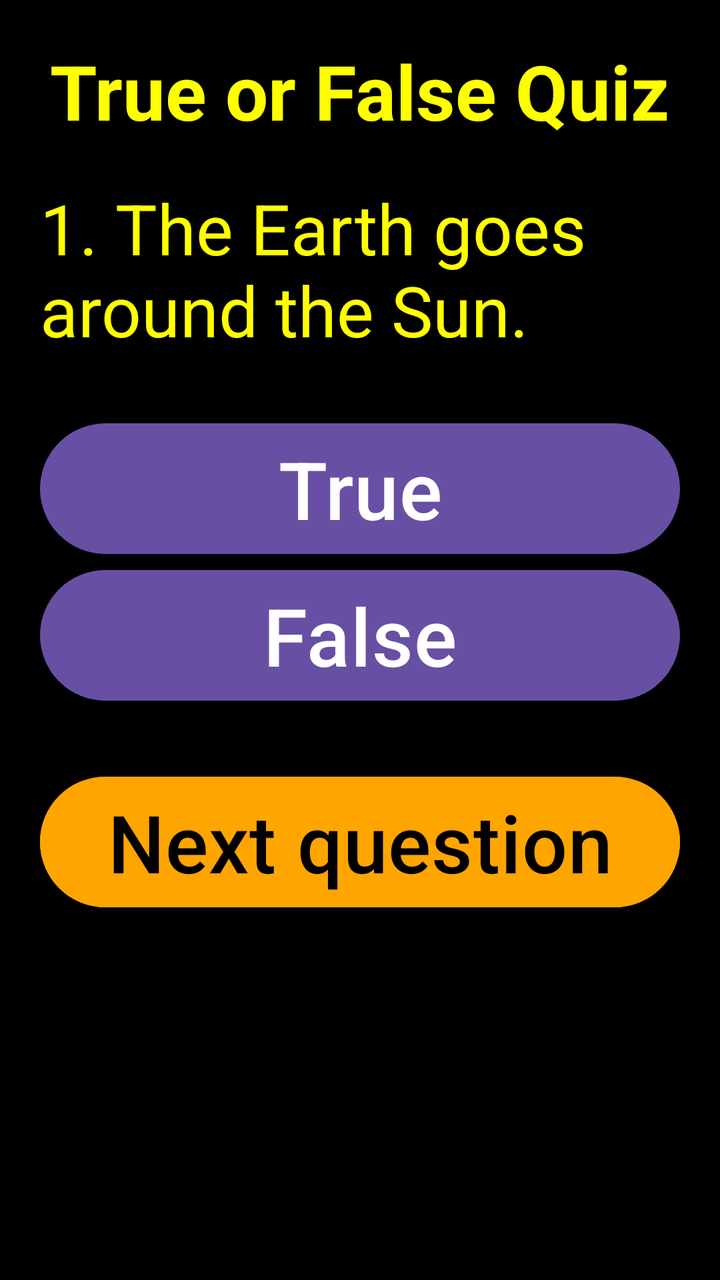
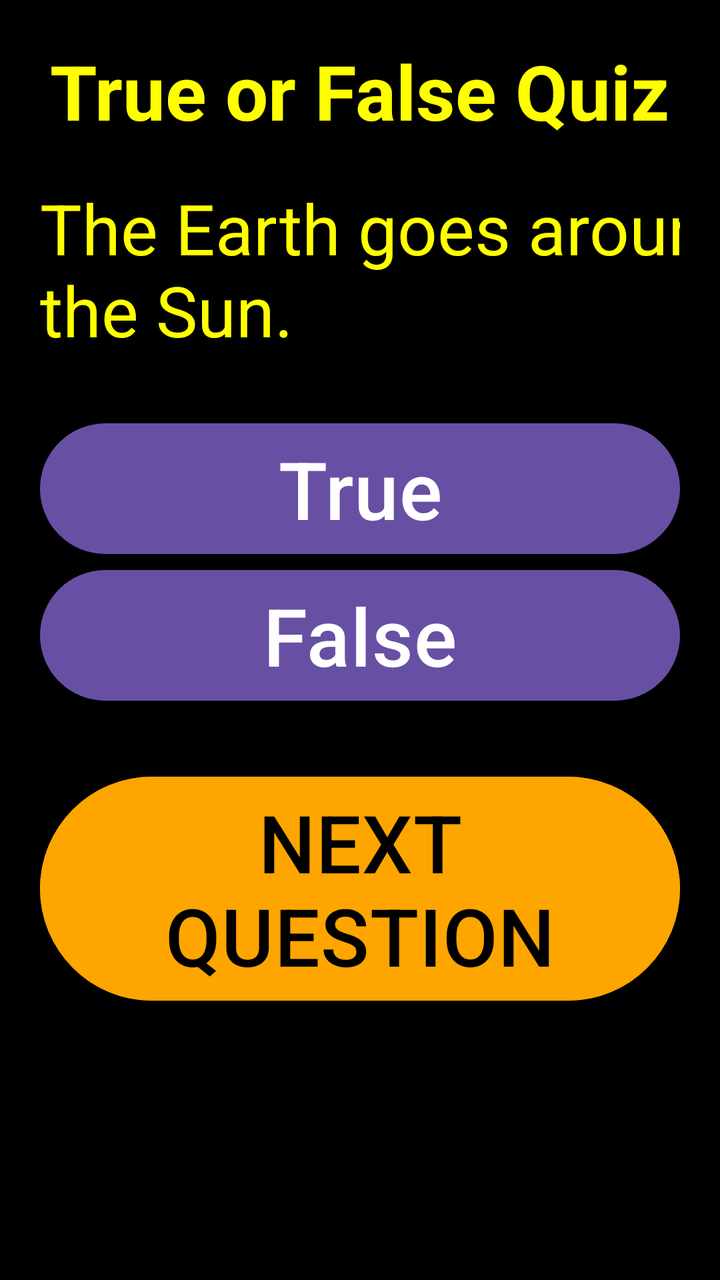

Screens rendered from an Android XML layout before and after an edit, with the pre-edit source and the edit as a unified diff.
<!-- AndroidManifest.xml: application theme Theme.QuizappEL -->
<!-- res/layout/activity_main.xml -->
<?xml version="1.0" encoding="utf-8"?>
<ScrollView
    xmlns:android="http://schemas.android.com/apk/res/android"
    android:layout_width="match_parent"
    android:layout_height="match_parent"
    android:background="@color/black">

    <LinearLayout
        android:layout_width="match_parent"
        android:layout_height="wrap_content"
        android:orientation="vertical"
        android:padding="20dp">

        <TextView
            android:layout_width="wrap_content"
            android:layout_height="wrap_content"
            android:text="True or False Quiz"
            android:textSize="38sp"
            android:textStyle="bold"
            android:layout_gravity="center"
            android:layout_marginBottom="20dp"
            android:textColor="@color/yellow"/>

        
        <TextView
            android:id="@+id/questionTV"
            android:layout_width="374dp"
            android:layout_height="117dp"
            android:text="1. The Earth goes around the Sun."
            android:textColor="@color/yellow"
            android:textSize="35sp" />

        <Button
            android:layout_width="match_parent"
            android:layout_height="wrap_content"
            android:text="True"
            android:id="@+id/True"
            android:textSize="40dp"/>

        <Button
            android:layout_width="match_parent"
            android:layout_height="wrap_content"
            android:text="False"
            android:id="@+id/False"
            android:textSize="40dp"/>

        <Button
            android:id="@+id/submitBTN"
            android:layout_width="match_parent"
            android:layout_height="wrap_content"
            android:layout_marginTop="30dp"
            android:text="Next question"
            android:textSize="40sp"
            android:backgroundTint="@color/orange"
            android:textColor="@color/black" />


    </LinearLayout>

</ScrollView>
<!-- resources referenced by this layout -->
<resources>
  <color name="black">#FF000000</color>
  <color name="orange">#FFA500</color>
  <color name="yellow">#FFFF00</color>
  <style name="Theme.QuizappEL" parent="Base.Theme.QuizappEL" />
  <style name="Base.Theme.QuizappEL" parent="Theme.Material3.DayNight.NoActionBar">
          
          
      </style>
</resources>

<!-- the commit's change to res/layout/activity_main.xml (unified diff, before → after) -->
@@ -26,7 +26,7 @@
             android:id="@+id/questionTV"
             android:layout_width="374dp"
             android:layout_height="117dp"
-            android:text="1. The Earth goes around the Sun."
+            android:text="@string/earth"
             android:textColor="@color/yellow"
             android:textSize="35sp" />
 
@@ -49,12 +49,10 @@
             android:layout_width="match_parent"
             android:layout_height="wrap_content"
             android:layout_marginTop="30dp"
-            android:text="Next question"
+            android:text="NEXT QUESTION"
             android:textSize="40sp"
             android:backgroundTint="@color/orange"
             android:textColor="@color/black" />
-
-
     </LinearLayout>
 
 </ScrollView>
<!-- resource entries referenced after the edit -->
@@ -3,6 +3,7 @@
   <color name="black">#FF000000</color>
   <color name="orange">#FFA500</color>
   <color name="yellow">#FFFF00</color>
+  <string name="earth">The Earth goes around the Sun.</string>
   <style name="Theme.QuizappEL" parent="Base.Theme.QuizappEL" />
   <style name="Base.Theme.QuizappEL" parent="Theme.Material3.DayNight.NoActionBar">
           
